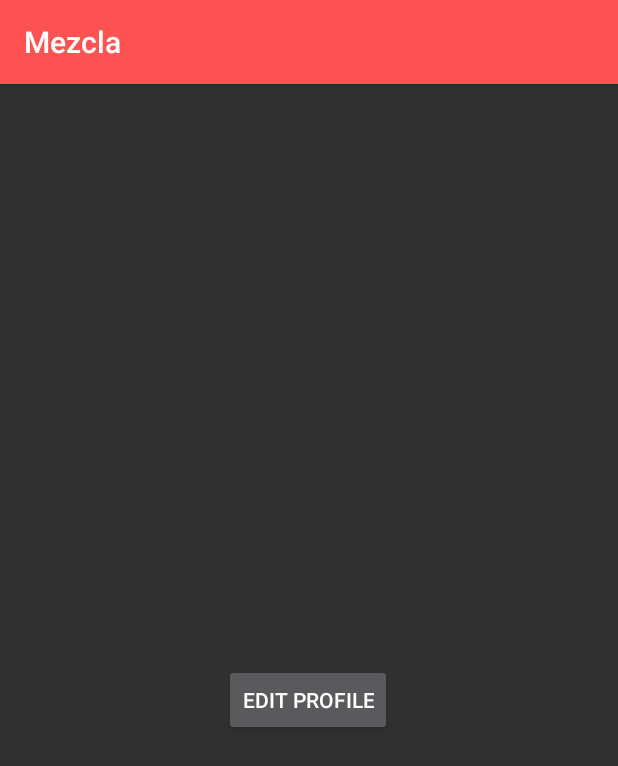
After one commit to MysteryGenius/MezclaMAD, an Android app: the ProfileViewActivity screen opened directly, with no data from a screen before it, on a phone screen of 412 x 824 dp. The commit adds this screen. Shown: the top 766 px of the screen. Run offline under Robolectric (Android 15) with nearby library versions, the phone set to English and light mode, and no system bars; our stand-ins replace Firebase (no records; nobody signed in at launch, a user with empty details on screens opened directly); pictures from the network do not load; 1 statement that could not run was skipped.

Commit message:
Added a Profile Page

```diff
--- a/app/src/main/AndroidManifest.xml
+++ b/app/src/main/AndroidManifest.xml
@@ -19,6 +19,7 @@
             android:value="AIzaSyCMPf0Nxy7Q1WJjrssZNx06Y1SsXifskx4" />
 
         <activity android:name=".views.activities.ProfileActivity"></activity>
+        <activity android:name=".views.activities.ProfileViewActivity"></activity>
         <activity android:name=".views.activities.RegistrationActivity" />
         <activity android:name=".views.activities.MainActivity"></activity>
         <activity
--- a/app/src/main/java/com/example/chai/cocktails/views/activities/ProfileActivity.java
+++ b/app/src/main/java/com/example/chai/cocktails/views/activities/ProfileActivity.java
@@ -97,8 +97,6 @@ public class ProfileActivity extends AppCompatActivity {
                             }
                         }
                     });
-            String s2 = user.getDisplayName();
-            Log.v(TAG, s2);
         }
     }
 
--- /dev/null
+++ b/app/src/main/java/com/example/chai/cocktails/views/activities/ProfileViewActivity.java
@@ -0,0 +1,65 @@
+package com.example.chai.cocktails.views.activities;
+
+import android.content.Intent;
+import android.os.Bundle;
+import android.support.design.widget.NavigationView;
+import android.support.v7.app.AppCompatActivity;
+import android.view.View;
+import android.widget.Button;
+import android.widget.ImageView;
+import android.widget.TextView;
+
+import com.bumptech.glide.Glide;
+import com.example.chai.cocktails.R;
+import com.google.firebase.auth.FirebaseAuth;
+import com.google.firebase.auth.FirebaseUser;
+
+public class ProfileViewActivity extends AppCompatActivity {
+
+    private TextView navDisplayName;
+    private TextView navUserEmail;
+    private ImageView navUserPhoto;
+    private Button editButton;
+
+    FirebaseAuth mAuth;
+    FirebaseUser currentUser;
+
+    @Override
+    protected void onCreate(Bundle savedInstanceState) {
+        super.onCreate(savedInstanceState);
+        setContentView(R.layout.activity_profileview);
+
+        // initialize FB, obtain an instance
+        mAuth = FirebaseAuth.getInstance();
+        currentUser = mAuth.getCurrentUser();
+
+
+        navDisplayName = findViewById(R.id.navDisplayName);
+        navUserEmail = findViewById(R.id.navUserEmail);
+        navUserPhoto = findViewById(R.id.navUserPhoto);
+        editButton = findViewById(R.id.btnEdit);
+
+        final Intent intent  = new Intent(ProfileViewActivity.this, ProfileActivity.class);
+        editButton.setOnClickListener(new View.OnClickListener() {
+            @Override
+            public void onClick(View view) {
+                startActivity(intent);
+            }
+        });
+
+        updateNavHeader();
+    }
+
+    public void updateNavHeader(){ //Update the header once the user has successfully picked a display name and picture
+
+        String s1 = currentUser.getEmail(); //Convert the email input into string
+        String s2 = currentUser.getDisplayName(); //Convert the name input into string
+
+        navUserEmail.setText(s1);
+        navDisplayName.setText(s2);
+
+        //Use Glide to import the user image from FB Storage
+        Glide.with(this).load(currentUser.getPhotoUrl().toString()).into(navUserPhoto);
+
+    }
+}
--- a/app/src/main/java/com/example/chai/cocktails/views/activities/RegistrationActivity.java
+++ b/app/src/main/java/com/example/chai/cocktails/views/activities/RegistrationActivity.java
@@ -74,7 +74,7 @@ public class RegistrationActivity extends AppCompatActivity {
         final EditText Email = (EditText) findViewById(R.id.txtRegEmail);
         final EditText ConfirmPassword = (EditText) findViewById(R.id.txtRegCPassword);
 
-        final Intent intent = new Intent(RegistrationActivity.this, MainActivity.class);
+        final Intent intent = new Intent(RegistrationActivity.this, ProfileActivity.class);
 
         String s1 = Email.getText().toString().trim(); //Eliminate leading and trailing spaces
         String s2 = Password.getText().toString().trim();
--- a/app/src/main/java/com/example/chai/cocktails/views/fragments/SettingsFragment.java
+++ b/app/src/main/java/com/example/chai/cocktails/views/fragments/SettingsFragment.java
@@ -5,12 +5,19 @@ import android.content.Intent;
 import android.net.Uri;
 import android.os.Bundle;
 import android.app.Fragment;
+import android.support.design.widget.NavigationView;
 import android.view.LayoutInflater;
 import android.view.View;
 import android.view.ViewGroup;
+import android.widget.ImageView;
+import android.widget.TextView;
 
+import com.bumptech.glide.Glide;
 import com.example.chai.cocktails.R;
 import com.example.chai.cocktails.views.activities.ProfileActivity;
+import com.example.chai.cocktails.views.activities.ProfileViewActivity;
+import com.google.firebase.auth.FirebaseAuth;
+import com.google.firebase.auth.FirebaseUser;
 
 /**
  * A simple {@link Fragment} subclass.
@@ -37,8 +44,9 @@ public class SettingsFragment extends Fragment {
     @Override
     public void onCreate(Bundle savedInstanceState) {
         super.onCreate(savedInstanceState);
-        Intent intent = new Intent(getActivity(), ProfileActivity.class);
+        Intent intent = new Intent(getActivity(), ProfileViewActivity.class);
         startActivity(intent);
+
     }
 
     @Override
@@ -51,4 +59,5 @@ public class SettingsFragment extends Fragment {
         // TODO: Update argument type and name
         void onFragmentInteraction(Uri uri);
     }
+
 }
--- /dev/null
+++ b/app/src/main/res/layout/activity_profileview.xml
@@ -0,0 +1,57 @@
+<?xml version="1.0" encoding="utf-8"?>
+<android.support.constraint.ConstraintLayout
+    xmlns:android="http://schemas.android.com/apk/res/android"
+    xmlns:app="http://schemas.android.com/apk/res-auto"
+    xmlns:tools="http://schemas.android.com/tools"
+    android:layout_width="match_parent"
+    android:layout_height="match_parent">
+
+    <ImageView
+        android:id="@+id/navUserPhoto"
+        android:layout_width="168dp"
+        android:layout_height="0dp"
+        android:layout_marginTop="44dp"
+        android:layout_marginBottom="34dp"
+        app:layout_constraintBottom_toTopOf="@+id/navDisplayName"
+        app:layout_constraintEnd_toEndOf="parent"
+        app:layout_constraintHorizontal_bias="0.497"
+        app:layout_constraintStart_toStartOf="parent"
+        app:layout_constraintTop_toTopOf="parent"
+        app:layout_constraintVertical_bias="0.0"
+        tools:srcCompat="@tools:sample/avatars[0]" />
+
+    <TextView
+        android:id="@+id/navDisplayName"
+        android:layout_width="wrap_content"
+        android:layout_height="0dp"
+        android:layout_marginBottom="16dp"
+        android:text="TextView"
+        android:textSize="30sp"
+        app:layout_constraintBottom_toTopOf="@+id/navUserEmail"
+        app:layout_constraintEnd_toEndOf="parent"
+        app:layout_constraintStart_toStartOf="parent" />
+
+    <TextView
+        android:id="@+id/navUserEmail"
+        android:layout_width="wrap_content"
+        android:layout_height="0dp"
+        android:layout_marginBottom="53dp"
+        android:text="TextView"
+        android:textSize="18sp"
+        app:layout_constraintBottom_toTopOf="@+id/btnEdit"
+        app:layout_constraintEnd_toEndOf="parent"
+        app:layout_constraintStart_toStartOf="parent" />
+
+    <Button
+        android:id="@+id/btnEdit"
+        android:layout_width="wrap_content"
+        android:layout_height="48dp"
+        android:text="Edit Profile"
+        app:layout_constraintBottom_toBottomOf="parent"
+        app:layout_constraintEnd_toEndOf="parent"
+        app:layout_constraintHorizontal_bias="0.498"
+        app:layout_constraintStart_toStartOf="parent"
+        app:layout_constraintTop_toTopOf="parent"
+        app:layout_constraintVertical_bias="0.537" />
+
+</android.support.constraint.ConstraintLayout>
--- a/app/src/main/res/layout/fragment_settings.xml
+++ b/app/src/main/res/layout/fragment_settings.xml
@@ -1,14 +1,7 @@
 <?xml version="1.0" encoding="utf-8"?>
-<FrameLayout xmlns:android="http://schemas.android.com/apk/res/android"
+<android.support.constraint.ConstraintLayout xmlns:android="http://schemas.android.com/apk/res/android"
+    xmlns:app="http://schemas.android.com/apk/res-auto"
     xmlns:tools="http://schemas.android.com/tools"
     android:layout_width="match_parent"
     android:layout_height="match_parent"
-    tools:context=".views.fragments.SettingsFragment">
-
-    <!-- TODO: Update blank fragment layout -->
-    <TextView
-        android:layout_width="match_parent"
-        android:layout_height="match_parent"
-        android:text="@string/hello_blank_fragment" />
-
-</FrameLayout>
+    tools:context=".views.fragments.SettingsFragment"/>
```
